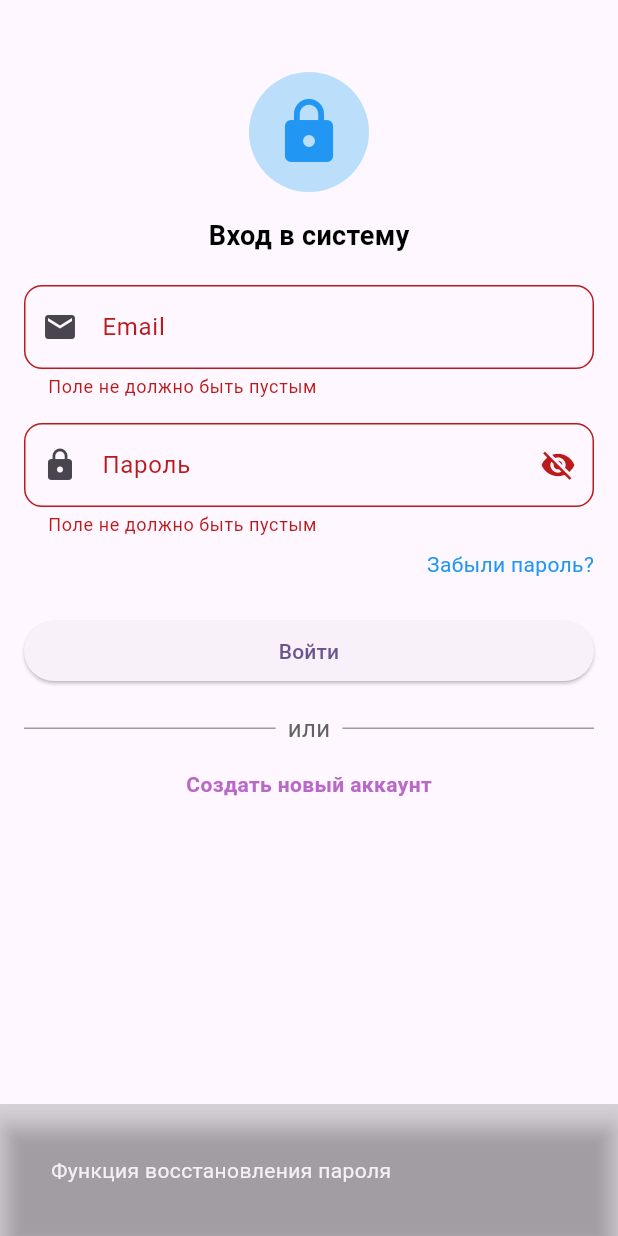
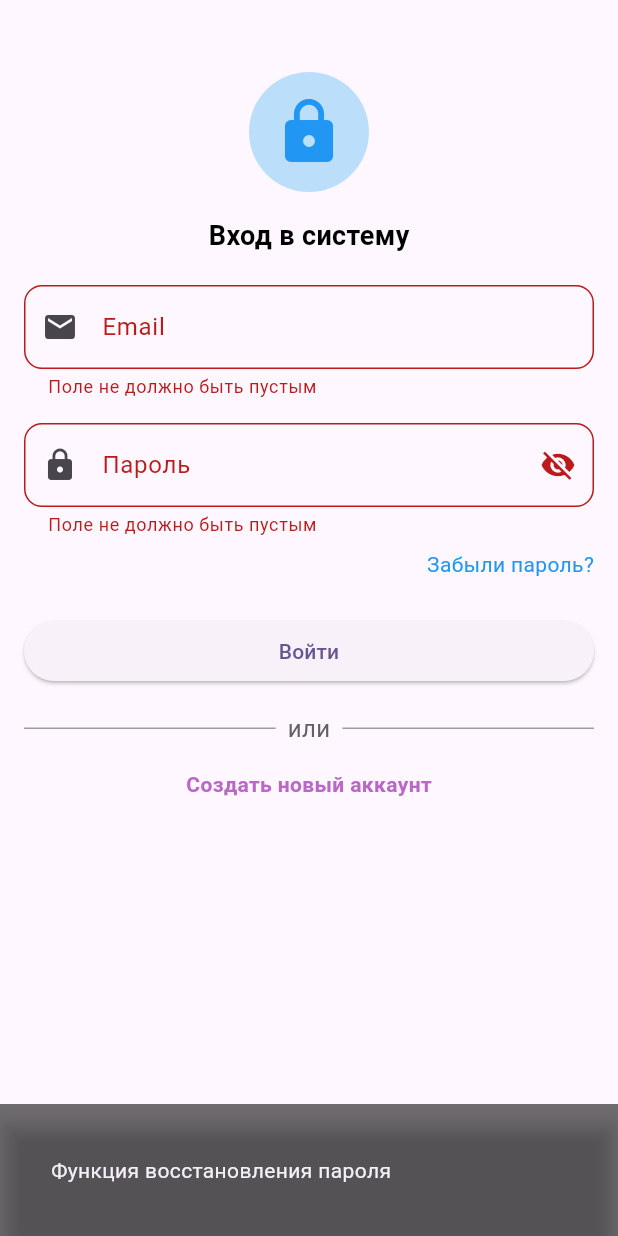
Before and after one commit to Mostyla/home_work_9, a Flutter app: the screen it shows after launch, after a tap on "Забыли пароль?", on a phone screen of 412 x 824 dp. Run offline on Flutter 3.47's test engine with Material 3 defaults, Android fonts, the phone set to English and light mode, and no system bars.

Commit message:
Fix: Change the background color of the password recovery function message.

```diff
--- a/lib/login_screen.dart
+++ b/lib/login_screen.dart
@@ -58,7 +58,7 @@ class _LoginScreenState extends State<LoginScreen> {
                 onForgotPasswordPressed: () {
                   _submitForm(
                     message: "Функция восстановления пароля",
-                    backgroundColor: Colors.black12,
+                    backgroundColor: Colors.black54,
                     isNeedToShow: true,
                   );
                 },
```
